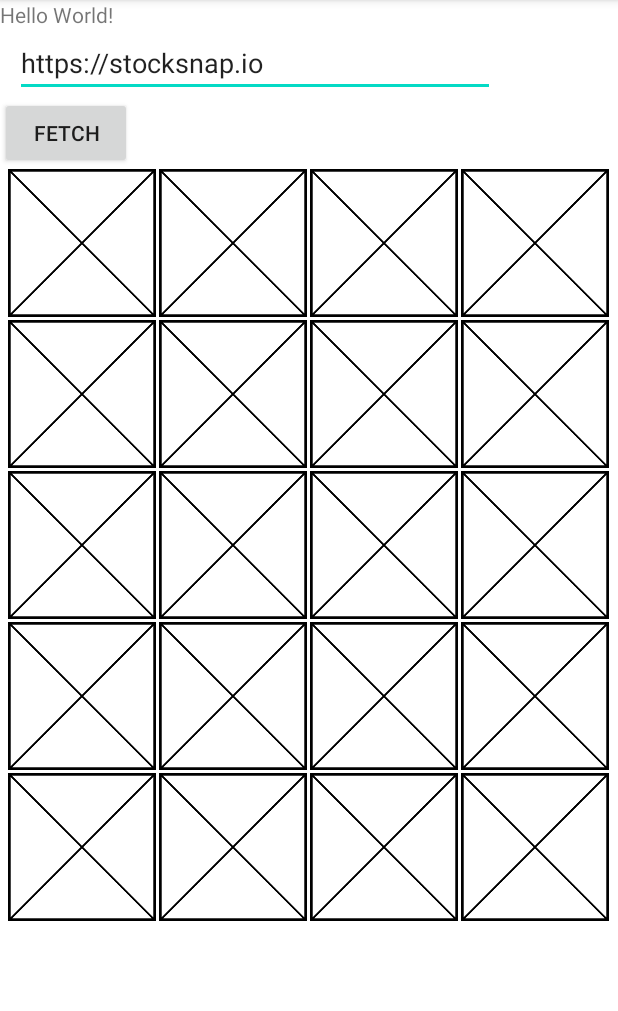
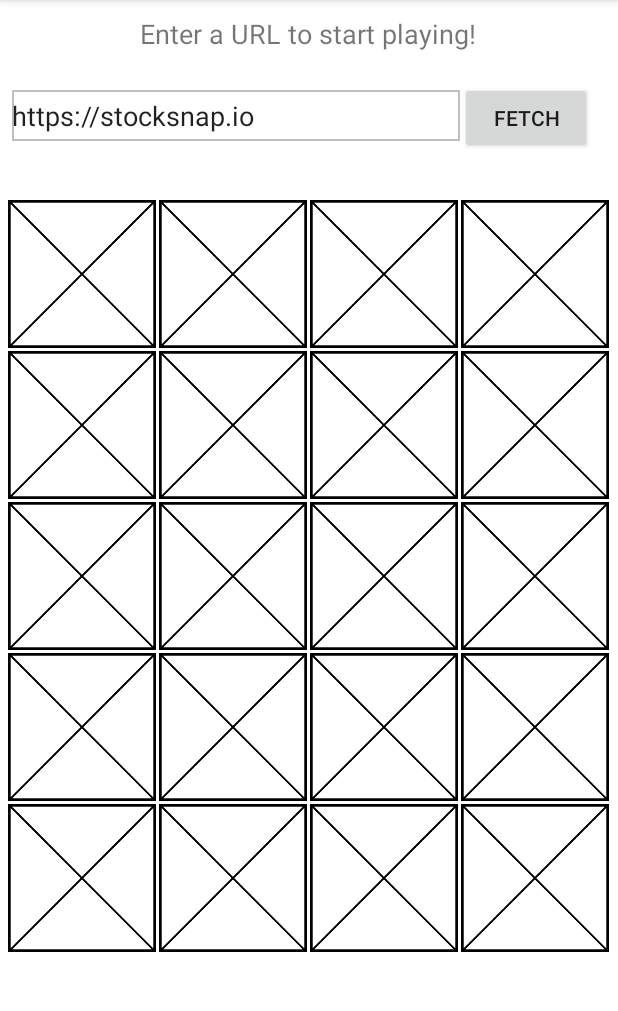
Before and after one commit to leebaojin/MemoryGameApp, an Android app: the MainActivity screen opened directly, with no data from a screen before it, on a phone screen of 412 x 824 dp, the part 84-1095 px from its top. Run offline under Robolectric (Android 15) with nearby library versions, the phone set to English and light mode, and no system bars; 2 statements that could not run were skipped.

Commit message:
Edited activity_main layout

```diff
--- /dev/null
+++ b/app/src/main/res/drawable/progress_bar_design.xml
@@ -0,0 +1,23 @@
+<?xml version="1.0" encoding="utf-8"?>
+<layer-list xmlns:android="http://schemas.android.com/apk/res/android">
+    <item
+        android:id="@android:id/background"
+        android:gravity="center_vertical|fill_horizontal">
+        <shape android:shape="rectangle">
+            <corners android:radius="5dp"/>
+            <size android:height="20dp"/>
+            <solid android:color="@color/lightgrey"/>
+        </shape>
+    </item>
+    <item
+        android:id="@android:id/progress"
+        android:gravity="center_vertical|fill_horizontal">
+        <scale android:scaleWidth="100%">
+            <shape android:shape="rectangle">
+                <corners android:radius="5dp"/>
+                <size android:height="19dp"/>
+                <solid android:color="@color/darkgrey"/>
+            </shape>
+        </scale>
+    </item>
+</layer-list>
--- /dev/null
+++ b/app/src/main/res/drawable/url_input_box_design.xml
@@ -0,0 +1,7 @@
+<?xml version="1.0" encoding="utf-8"?>
+
+<shape xmlns:android="http://schemas.android.com/apk/res/android" android:shape="rectangle" >
+    <solid android:color="@android:color/white" />
+    <stroke android:width="1dip" android:color="@color/lightgrey"/>
+    <size android:height="34dp"/>
+</shape>
--- a/app/src/main/res/layout/activity_main.xml
+++ b/app/src/main/res/layout/activity_main.xml
@@ -9,50 +9,67 @@
     tools:context=".MainActivity">
 
     <TextView
+        android:id="@+id/mainTitle"
         android:layout_width="wrap_content"
         android:layout_height="wrap_content"
-        android:text="Hello World!"
+        android:layout_marginTop="10dp"
+        android:layout_gravity="center"
+        android:text="@string/mainTitle"
+        android:textSize="18sp"
         />
+
+    <LinearLayout
+        android:id="@+id/urlbar"
+        android:layout_width="match_parent"
+        android:layout_height="wrap_content"
+        android:layout_marginTop="20dp"
+        android:orientation="horizontal"
+        android:weightSum="1.0">
 
         <EditText
             android:id="@+id/urlInput"
             android:layout_width="wrap_content"
             android:layout_height="wrap_content"
+            android:layout_marginLeft="8dp"
             android:inputType="textWebEmailAddress"
             android:hint="Enter URL"
-        android:layout_marginLeft="10dp"
-        android:ems="15"/>
+            android:ems="14"
+            android:background="@drawable/url_input_box_design"/>
 
         <androidx.appcompat.widget.AppCompatButton
             android:id="@+id/fetchBtn"
             android:layout_width="wrap_content"
             android:layout_height="wrap_content"
+            android:layout_marginRight="8dp"
             android:text="Fetch"/>
 
-    <GridView
-        android:id="@+id/imageGrid"
-        android:layout_width="match_parent"
-        android:layout_height="wrap_content"
-        android:paddingLeft="5dp"
-        android:paddingRight="5dp"
-        android:horizontalSpacing="2dp"
-        android:verticalSpacing="2dp"
-
-        />
+    </LinearLayout>
 
     <TextView
         android:id="@+id/textView"
         android:layout_width="match_parent"
         android:layout_height="wrap_content"
-        android:textSize="25sp"/>
+        android:layout_marginLeft="8dp"
+        android:layout_marginTop="9dp"
+        android:textSize="15sp" />
 
     <ProgressBar
         android:id="@+id/progressBar"
         android:layout_width="match_parent"
         android:layout_height="wrap_content"
-        android:minHeight="20dip"
-        android:maxHeight="20dip"
-        style="@android:style/Widget.ProgressBar.Horizontal"
-        />
+        android:progressDrawable="@drawable/progress_bar_design"
+        android:layout_marginRight="8dp"
+        android:layout_marginLeft="8dp"
+        android:layout_marginBottom="9dp"
+        style="@android:style/Widget.ProgressBar.Horizontal" />
+
+    <GridView
+        android:id="@+id/imageGrid"
+        android:layout_width="match_parent"
+        android:layout_height="565dp"
+        android:horizontalSpacing="2dp"
+        android:paddingLeft="5dp"
+        android:paddingRight="5dp"
+        android:verticalSpacing="2dp" />
 
 </LinearLayout>
--- a/app/src/main/res/values/colors.xml
+++ b/app/src/main/res/values/colors.xml
@@ -10,4 +10,6 @@
     <color name="color_yellow">#FFC107</color>
     <color name="color_red">#D3443A</color>
     <color name="btn_next">#FFC107</color>
+    <color name="lightgrey">#bfbfbf</color>
+    <color name="darkgrey">#747676</color>
 </resources>
--- a/app/src/main/res/values/strings.xml
+++ b/app/src/main/res/values/strings.xml
@@ -1,3 +1,4 @@
 <resources>
     <string name="app_name">MemoryGameApp</string>
+    <string name="mainTitle">Enter a URL to start playing!</string>
 </resources>
```
Lines whose indentation alone changed are shown as unchanged.
